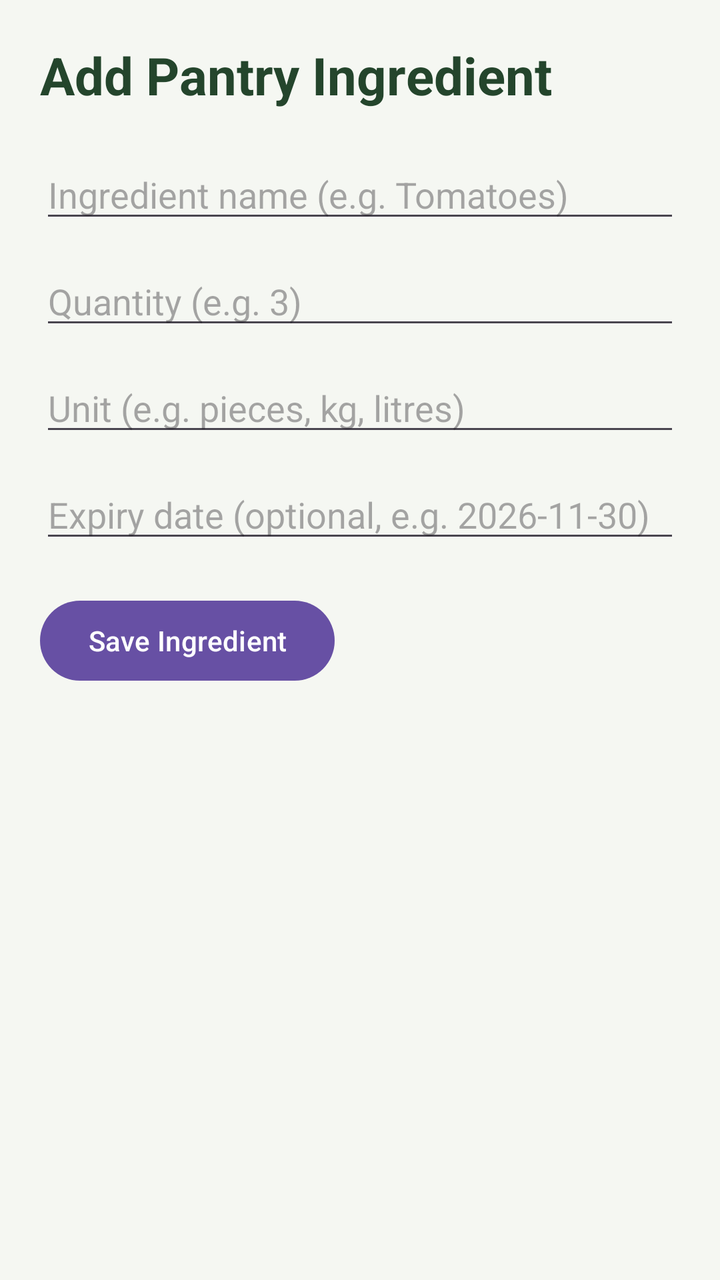
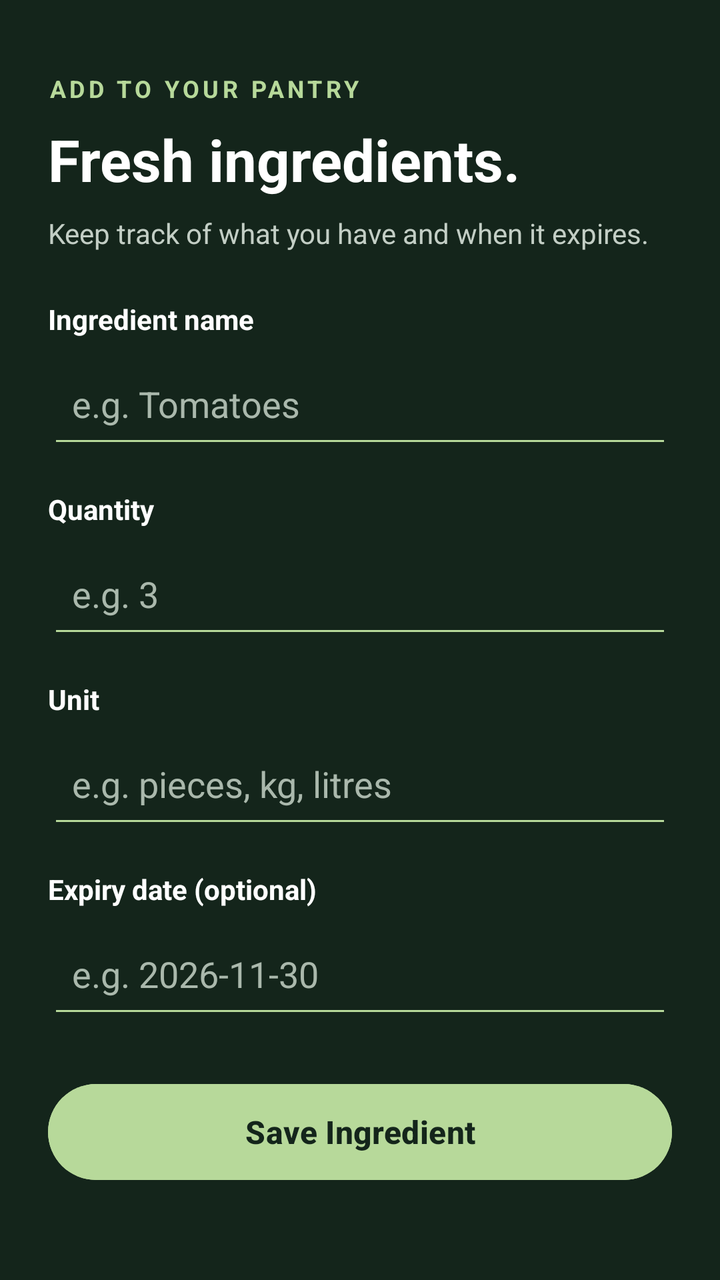

Two renders of the same Android screen: before a commit and after it. Below are the layout's source before the change and the commit's diff.
<!-- AndroidManifest.xml: application theme Theme.SmartPantryManager -->
<!-- res/layout/activity_add_edit_ingredient.xml -->
<?xml version="1.0" encoding="utf-8"?>

<ScrollView xmlns:android="http://schemas.android.com/apk/res/android"
    android:layout_width="match_parent"
    android:layout_height="match_parent"
    android:fillViewport="true"
    android:background="#F5F7F2">

    <LinearLayout
        android:layout_width="match_parent"
        android:layout_height="wrap_content"
        android:orientation="vertical"
        android:padding="20dp">

        <TextView
            android:layout_width="match_parent"
            android:layout_height="wrap_content"
            android:text="Add Pantry Ingredient"
            android:textSize="26sp"
            android:textStyle="bold"
            android:textColor="#24452C"
            android:paddingBottom="20dp" />

        <EditText
            android:id="@+id/edtIngredientName"
            android:layout_width="match_parent"
            android:layout_height="wrap_content"
            android:hint="Ingredient name (e.g. Tomatoes)"
            android:inputType="textCapSentences"
            android:layout_marginBottom="12dp" />

        <EditText
            android:id="@+id/edtIngredientQuantity"
            android:layout_width="match_parent"
            android:layout_height="wrap_content"
            android:hint="Quantity (e.g. 3)"
            android:inputType="numberDecimal"
            android:layout_marginBottom="12dp" />

        <EditText
            android:id="@+id/edtIngredientUnit"
            android:layout_width="match_parent"
            android:layout_height="wrap_content"
            android:hint="Unit (e.g. pieces, kg, litres)"
            android:inputType="textCapSentences"
            android:layout_marginBottom="12dp" />

        <EditText
            android:id="@+id/edtIngredientExpiry"
            android:layout_width="match_parent"
            android:layout_height="wrap_content"
            android:hint="Expiry date (optional, e.g. 2026-11-30)"
            android:inputType="date"
            android:layout_marginBottom="20dp" />

        <Button
            android:id="@+id/btnSaveIngredient"
            android:layout_width="wrap_content"
            android:layout_height="wrap_content"
            android:text="Save Ingredient" />

    </LinearLayout>
</ScrollView>
<!-- resources referenced by this layout -->
<resources>
  <style name="Theme.SmartPantryManager" parent="Base.Theme.SmartPantryManager" />
  <style name="Base.Theme.SmartPantryManager" parent="Theme.Material3.DayNight.NoActionBar">
          
          
      </style>
</resources>

<!-- the commit's change to res/layout/activity_add_edit_ingredient.xml (unified diff, before → after) -->
@@ -1,63 +1,141 @@
 <?xml version="1.0" encoding="utf-8"?>
 
-<ScrollView xmlns:android="http://schemas.android.com/apk/res/android"
+<ScrollView
+    xmlns:android="http://schemas.android.com/apk/res/android"
     android:layout_width="match_parent"
     android:layout_height="match_parent"
     android:fillViewport="true"
-    android:background="#F5F7F2">
+    android:background="#14251B">
 
     <LinearLayout
         android:layout_width="match_parent"
         android:layout_height="wrap_content"
         android:orientation="vertical"
-        android:padding="20dp">
+        android:padding="24dp">
 
         <TextView
             android:layout_width="match_parent"
             android:layout_height="wrap_content"
-            android:text="Add Pantry Ingredient"
-            android:textSize="26sp"
+            android:text="ADD TO YOUR PANTRY"
+            android:textSize="12sp"
             android:textStyle="bold"
-            android:textColor="#24452C"
-            android:paddingBottom="20dp" />
+            android:letterSpacing="0.15"
+            android:textColor="#B7D99A"
+            android:layout_marginTop="12dp" />
+
+        <TextView
+            android:layout_width="match_parent"
+            android:layout_height="wrap_content"
+            android:text="Fresh ingredients."
+            android:textSize="29sp"
+            android:textStyle="bold"
+            android:textColor="#FFFFFF"
+            android:layout_marginTop="8dp" />
+
+        <TextView
+            android:layout_width="match_parent"
+            android:layout_height="wrap_content"
+            android:text="Keep track of what you have and when it expires."
+            android:textSize="14sp"
+            android:textColor="#C3CEC5"
+            android:lineSpacingExtra="4dp"
+            android:layout_marginTop="8dp"
+            android:layout_marginBottom="24dp" />
+
+        <TextView
+            android:layout_width="match_parent"
+            android:layout_height="wrap_content"
+            android:text="Ingredient name"
+            android:textColor="#FFFFFF"
+            android:textStyle="bold"
+            android:textSize="14sp"
+            android:layout_marginBottom="6dp" />
 
         <EditText
             android:id="@+id/edtIngredientName"
             android:layout_width="match_parent"
+            android:layout_height="54dp"
+            android:hint="e.g. Tomatoes"
+            android:inputType="textCapSentences"
+            android:padding="12dp"
+            android:textColor="#FFFFFF"
+            android:textColorHint="#AAB8AC"
+            android:backgroundTint="#B7D99A"
+            android:layout_marginBottom="16dp" />
+
+        <TextView
+            android:layout_width="match_parent"
             android:layout_height="wrap_content"
-            android:hint="Ingredient name (e.g. Tomatoes)"
-            android:inputType="textCapSentences"
-            android:layout_marginBottom="12dp" />
+            android:text="Quantity"
+            android:textColor="#FFFFFF"
+            android:textStyle="bold"
+            android:textSize="14sp"
+            android:layout_marginBottom="6dp" />
 
         <EditText
             android:id="@+id/edtIngredientQuantity"
             android:layout_width="match_parent"
+            android:layout_height="54dp"
+            android:hint="e.g. 3"
+            android:inputType="numberDecimal"
+            android:padding="12dp"
+            android:textColor="#FFFFFF"
+            android:textColorHint="#AAB8AC"
+            android:backgroundTint="#B7D99A"
+            android:layout_marginBottom="16dp" />
+
+        <TextView
+            android:layout_width="match_parent"
             android:layout_height="wrap_content"
-            android:hint="Quantity (e.g. 3)"
-            android:inputType="numberDecimal"
-            android:layout_marginBottom="12dp" />
+            android:text="Unit"
+            android:textColor="#FFFFFF"
+            android:textStyle="bold"
+            android:textSize="14sp"
+            android:layout_marginBottom="6dp" />
 
         <EditText
             android:id="@+id/edtIngredientUnit"
             android:layout_width="match_parent"
+            android:layout_height="54dp"
+            android:hint="e.g. pieces, kg, litres"
+            android:inputType="textCapSentences"
+            android:padding="12dp"
+            android:textColor="#FFFFFF"
+            android:textColorHint="#AAB8AC"
+            android:backgroundTint="#B7D99A"
+            android:layout_marginBottom="16dp" />
+
+        <TextView
+            android:layout_width="match_parent"
             android:layout_height="wrap_content"
-            android:hint="Unit (e.g. pieces, kg, litres)"
-            android:inputType="textCapSentences"
-            android:layout_marginBottom="12dp" />
+            android:text="Expiry date (optional)"
+            android:textColor="#FFFFFF"
+            android:textStyle="bold"
+            android:textSize="14sp"
+            android:layout_marginBottom="6dp" />
 
         <EditText
             android:id="@+id/edtIngredientExpiry"
             android:layout_width="match_parent"
-            android:layout_height="wrap_content"
-            android:hint="Expiry date (optional, e.g. 2026-11-30)"
-            android:inputType="date"
-            android:layout_marginBottom="20dp" />
+            android:layout_height="54dp"
+            android:hint="e.g. 2026-11-30"
+            android:inputType="text"
+            android:padding="12dp"
+            android:textColor="#FFFFFF"
+            android:textColorHint="#AAB8AC"
+            android:backgroundTint="#B7D99A"
+            android:layout_marginBottom="24dp" />
 
         <Button
             android:id="@+id/btnSaveIngredient"
-            android:layout_width="wrap_content"
-            android:layout_height="wrap_content"
-            android:text="Save Ingredient" />
+            android:layout_width="match_parent"
+            android:layout_height="56dp"
+            android:text="Save Ingredient"
+            android:textAllCaps="false"
+            android:textSize="16sp"
+            android:textStyle="bold"
+            android:textColor="#14251B"
+            android:backgroundTint="#B7D99A" />
 
     </LinearLayout>
 </ScrollView>
